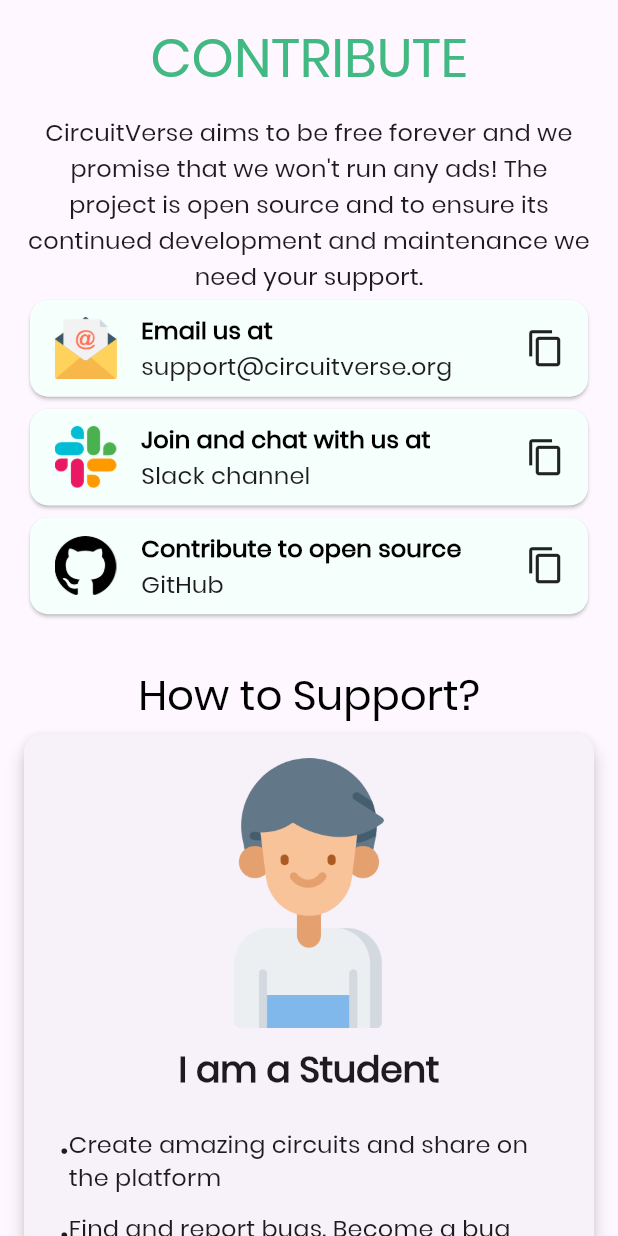
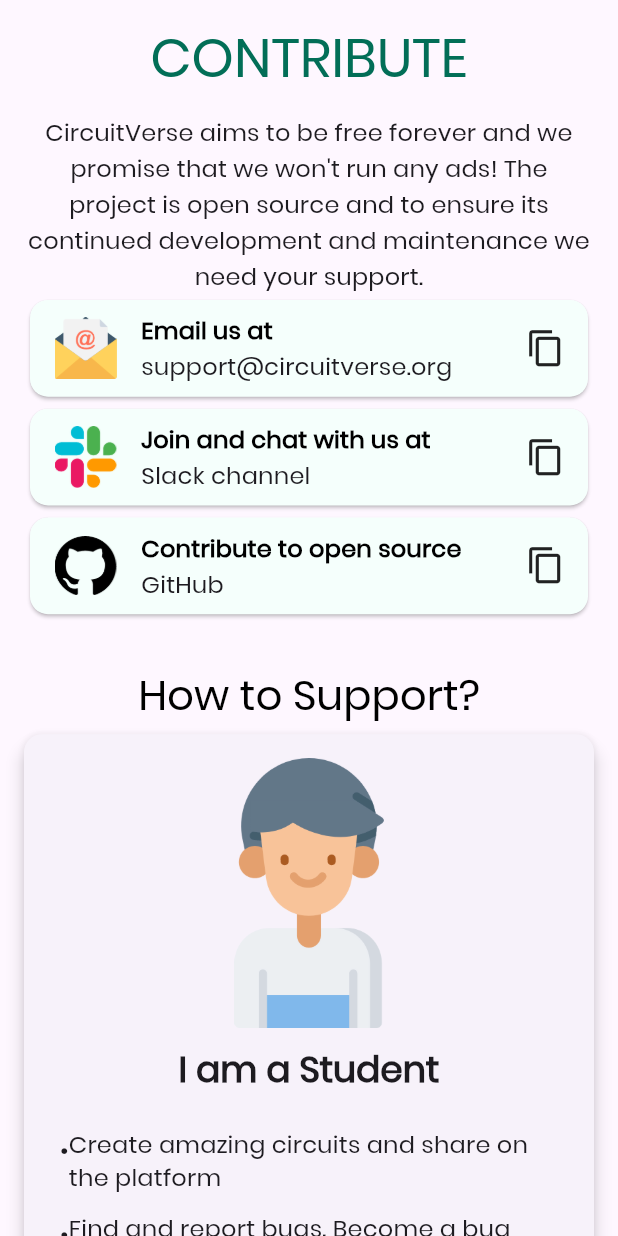
Before and after one commit to CircuitVerse/mobile-app, a Flutter app: the ContributorsView screen opened directly, on a phone screen of 412 x 824 dp. Run offline on Flutter 3.47's test engine with Material 3 defaults, Android fonts, the phone set to English and light mode, and no system bars; our stand-ins replace datetime_picker_formfield, flutter_html, flutter_keyboard_visibility, flutter_markdown, flutter_svg, fluttericon and 18 more; missing offline and left inert: flutter_facebook_auth, flutter_inappwebview, flutter_math_fork, flutter_quill, markdown, oauth2_client and 1 more; accounts and stored records are empty; network calls fail; project files that could hold a hidden picture were left out.

Commit message:
chore: address CodeRabbit suggestion

```diff
--- a/lib/ui/components/cv_header.dart
+++ b/lib/ui/components/cv_header.dart
@@ -25,7 +25,7 @@ class CVHeader extends StatelessWidget {
           title,
           style: Theme.of(context).textTheme.displaySmall?.copyWith(
             fontWeight: FontWeight.w400,
-            color: CVTheme.primaryColor,
+            color: CVTheme.primaryColorDark,
           ),
           textAlign: TextAlign.center,
         ),
--- a/lib/ui/views/projects/components/featured_project_card.dart
+++ b/lib/ui/views/projects/components/featured_project_card.dart
@@ -105,7 +105,7 @@ class _FeaturedProjectCardState extends State<FeaturedProjectCard> {
         elevation: 5,
         shadowColor:
             Theme.of(context).brightness == Brightness.dark
-                ? Colors.white.withValues(alpha: 1)
+                ? Colors.white.withValues(alpha: 0.1)
                 : CVTheme.boxShadow(context),
         child: Column(
           crossAxisAlignment: CrossAxisAlignment.start,
```
